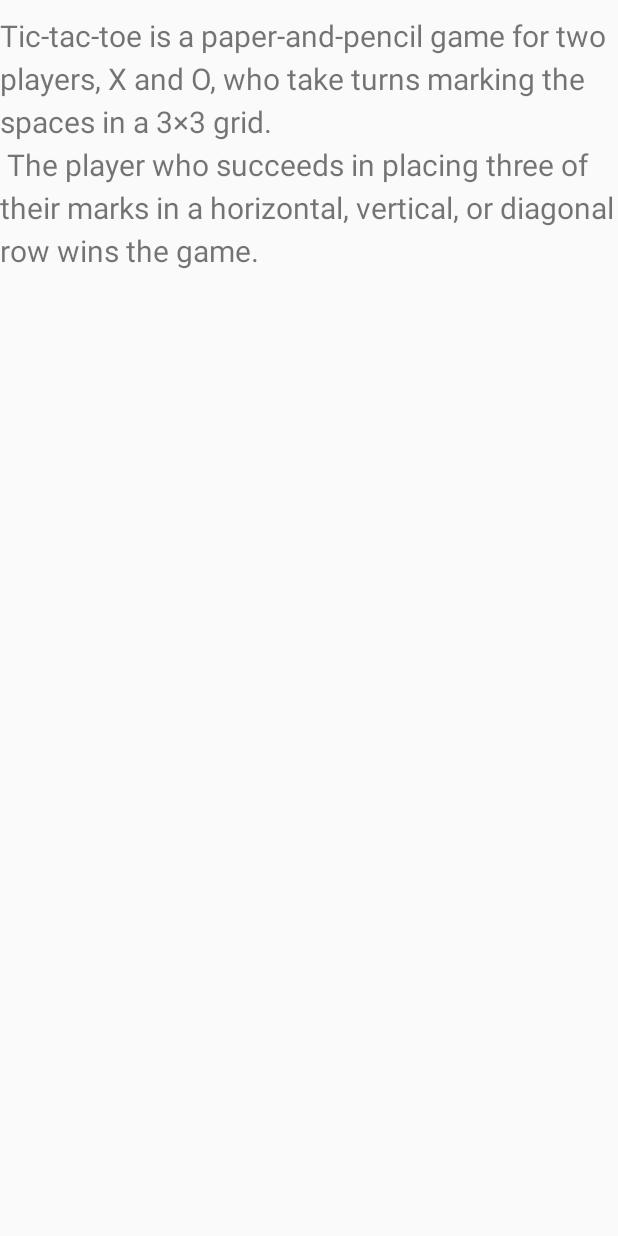
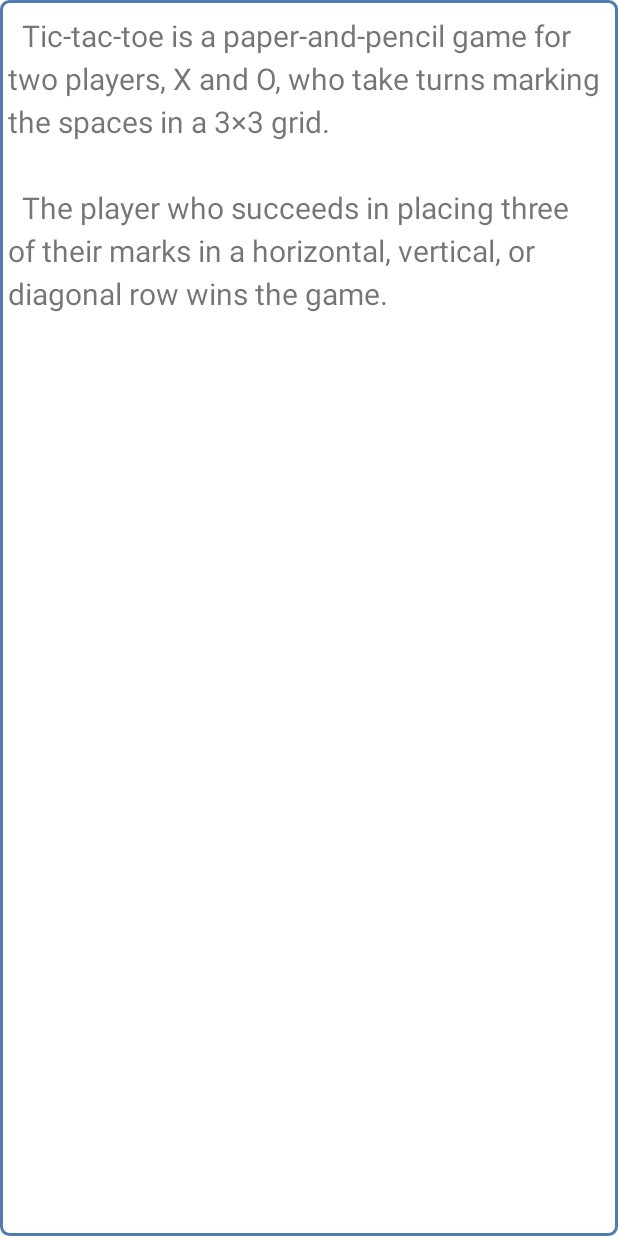
Before and after one commit to anthiny/TicTacToe, an Android app: the layout help_dialog.xml on its own in the app's theme, with its tools: preview values and no code run, on a phone screen of 412 x 824 dp. Run offline under Robolectric (Android 15) with nearby library versions, the phone set to English and light mode, and no system bars; Roboto replaces fonts that are not available here.

```diff
--- a/app/build.gradle
+++ b/app/build.gradle
@@ -32,4 +32,5 @@ dependencies {
     apt 'com.jakewharton:butterknife-compiler:8.4.0'
 
     compile 'com.tsengvn:typekit:1.0.1'
+    compile 'com.google.android.gms:play-services:6.+'
 }
--- a/app/src/main/java/com/example/anthonykim/kim/Model/TicTacToe.java
+++ b/app/src/main/java/com/example/anthonykim/kim/Model/TicTacToe.java
@@ -50,6 +50,7 @@ public class TicTacToe {
             if (GameTableModel.getInstance().getUserTurn() > 2){
                 if(FindWinPoint(flagInfo) == Found){
                     GameTableModel.getInstance().setCircleWin(true);
+                    GameTableModel.getInstance().setLockGameTable(true);
                     ticTacToeResult.winPopUp(flagInfo);
                 }
             }
@@ -64,6 +65,7 @@ public class TicTacToe {
                 }
             }
             else if(GameTableModel.getInstance().getTotalTurn()==0 && !GameTableModel.getInstance().getCircleWin()){
+                GameTableModel.getInstance().setLockGameTable(true);
                 ticTacToeResult.winPopUp(DrawFlag);
             }
         }
@@ -110,9 +112,11 @@ public class TicTacToe {
         GameTableModel.getInstance().decreaseTotalTurn();
 
         if (GameTableModel.getInstance().getxWin()){
+            GameTableModel.getInstance().setLockGameTable(true);
             ticTacToeResult.winPopUp(XFlag);
         }
         else if(!GameTableModel.getInstance().getxWin() && GameTableModel.getInstance().getTotalTurn()==0){
+            GameTableModel.getInstance().setLockGameTable(true);
             ticTacToeResult.winPopUp(DrawFlag);
         }
     }
@@ -249,6 +253,8 @@ public class TicTacToe {
     }
 
     public void resetGameTableData(){
+        GameTableModel.getInstance().setxWin(false);
+        GameTableModel.getInstance().setCircleWin(false);
         GameTableModel.getInstance().resetTable();
     }
 
--- a/app/src/main/java/com/example/anthonykim/kim/View/GameTableFragment.java
+++ b/app/src/main/java/com/example/anthonykim/kim/View/GameTableFragment.java
@@ -11,7 +11,6 @@ import android.widget.ImageButton;
 import android.os.Bundle;
 import android.widget.Toast;
 
-import com.example.anthonykim.kim.Model.GameTableModel;
 import com.example.anthonykim.kim.R;
 import com.example.anthonykim.kim.TicTacToeContract;
 
@@ -62,10 +61,6 @@ public class GameTableFragment extends Fragment implements TicTacToeContract.Pub
             return;
         }
         mLastClickTime = SystemClock.elapsedRealtime();
-
-        if (GameTableModel.getInstance().getxWin() || GameTableModel.getInstance().getCircleWin()){
-            return;
-        }
 
         switch (v.getId()){
             case R.id.imageButton1:
--- /dev/null
+++ b/app/src/main/res/drawable/rounded_background.xml
@@ -0,0 +1,13 @@
+<?xml version="1.0" encoding="utf-8"?>
+<shape xmlns:android="http://schemas.android.com/apk/res/android">
+    android:shape="rectangle" android:padding="10dp">
+    <solid android:color="@color/colorWhite"/>
+    <corners
+        android:bottomRightRadius="5dp"
+        android:bottomLeftRadius="5dp"
+        android:topLeftRadius="5dp"
+        android:topRightRadius="5dp"/>
+    <stroke android:width="2dp"
+        android:color="@color/colorCyanAzure"
+        />
+</shape>
--- a/app/src/main/res/layout/choose_turn_dialog.xml
+++ b/app/src/main/res/layout/choose_turn_dialog.xml
@@ -24,6 +24,7 @@
         android:orientation="vertical"
         android:layout_marginTop="20dp"
         android:layout_gravity="center_horizontal"
+        android:checkedButton="@+id/radioFirst"
         >
 
         <RadioButton
--- a/app/src/main/res/layout/help_dialog.xml
+++ b/app/src/main/res/layout/help_dialog.xml
@@ -5,11 +5,16 @@
     android:orientation="vertical" android:layout_width="match_parent"
     android:layout_height="match_parent"
     android:weightSum="1"
+    android:background="@drawable/rounded_background"
     tools:ignore="missingPrefix">
     <TextView
         android:layout_width="match_parent"
         android:layout_height="match_parent"
         android:layout_marginTop="10dp"
+        android:layout_marginLeft="5dp"
+        android:layout_marginStart="5dp"
+        android:layout_marginRight="5dp"
+        android:layout_marginEnd="5dp"
         android:layout_marginBottom="10dp"
         android:lineSpacingExtra="5dp"
         android:text="@string/help_dialog_contents"
--- a/app/src/main/res/layout/status_fragment.xml
+++ b/app/src/main/res/layout/status_fragment.xml
@@ -29,4 +29,5 @@
         android:layout_centerHorizontal="true"
         android:layout_gravity="center"
         />
+
 </RelativeLayout>
--- a/app/src/main/res/values/colors.xml
+++ b/app/src/main/res/values/colors.xml
@@ -2,7 +2,7 @@
 <resources>
     <color name="colorPrimary">#3F51B5</color>
     <color name="colorDark">#000000</color>
-    <color name="colorWhite">#FFF</color>
+    <color name="colorWhite">#FFFF</color>
     <color name="colorLightMelon">#FEF2EE</color>
     <color name="colorCyanAzure">#4F7CAC</color>
     <color name="colorAeroBlue">#CBF7ED</color>
--- a/app/src/main/res/values/strings.xml
+++ b/app/src/main/res/values/strings.xml
@@ -24,9 +24,9 @@
     <string name="win_circlelayer">O Player Win !</string>
     <string name="description">ITEM</string>
     <string name="help_dialog_contents">
-         Tic-tac-toe is a paper-and-pencil game for two players, X and O,
-        who take turns marking the spaces in a 3×3 grid.\n
-        The player who succeeds in placing three of their marks in a horizontal,
-        vertical, or diagonal row wins the game.
+        &#160;&#160;Tic-tac-toe is a paper-and-pencil game for two players, X and O, who take turns marking the spaces in a 3×3 grid.
+        \n\n
+        &#160;The player who succeeds in placing three of their marks in a horizontal, vertical, or diagonal row wins the game.
     </string>
+    <string name="banner_ad_unit_id_choice">ca-app-pub-7351136581313835/4867352104</string>
 </resources>
```
Also changed, not shown: app/src/main/AndroidManifest.xml (+11 -2 lines), app/src/main/java/com/example/anthonykim/kim/Model/GameTableModel.java (+10 -0 lines), app/src/main/java/com/example/anthonykim/kim/Presenter/TicTacToePresenter.java (+7 -1 lines), app/src/main/java/com/example/anthonykim/kim/View/StatusFragment.java (+5 -4 lines), app/src/main/java/com/example/anthonykim/kim/View/TicTacToeActivity.java (+8 -0 lines), app/src/main/res/drawable/custom_progress_bar.xml (deleted, +0 -27 lines), app/src/main/res/layout/activity_tictactoe.xml (+11 -0 lines).
